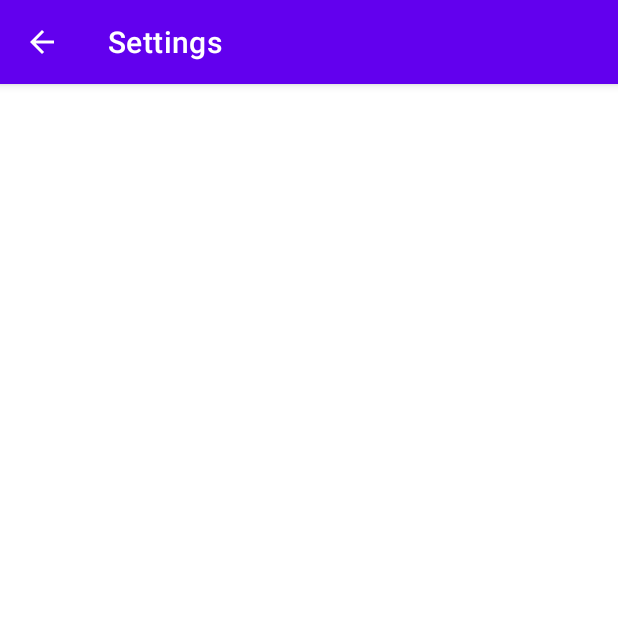
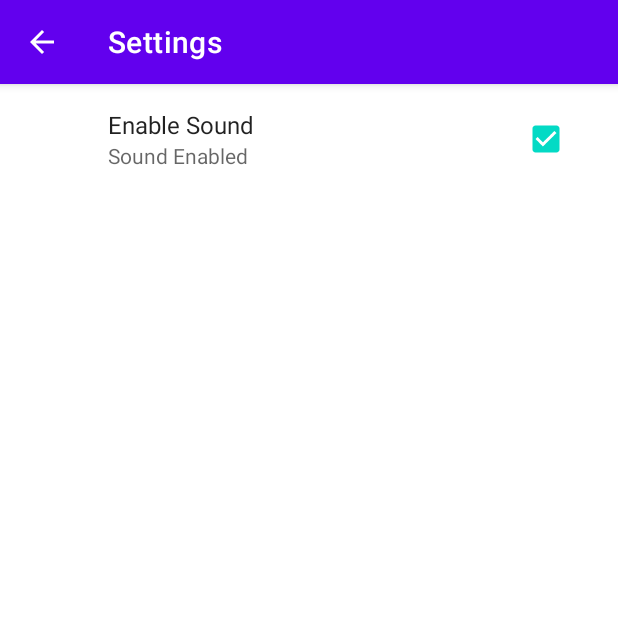
Before and after one commit to Sargeliu/CoolTimer, an Android app: the SettingsActivity screen opened directly, with no data from a screen before it, on a phone screen of 412 x 824 dp, the top half of it. Run offline under Robolectric (Android 15) with nearby library versions, the phone set to English and light mode, and no system bars; our stand-ins replace androidx.preference.

Commit message:
В меню настройки(Settings) добавили checkbox вкл. откл. звука. SettingsFragment.

```diff
--- a/app/build.gradle
+++ b/app/build.gradle
@@ -36,4 +36,6 @@
     testImplementation 'junit:junit:4.13.2'
     androidTestImplementation 'androidx.test.ext:junit:1.1.5'
     androidTestImplementation 'androidx.test.espresso:espresso-core:3.5.1'
+
+    implementation 'androidx.preference:preference:1.1.0-rc01'
 }
--- /dev/null
+++ b/app/src/main/java/com/example/cooltimer/SettingsFragment.java
@@ -0,0 +1,11 @@
+package com.example.cooltimer;
+
+import android.os.Bundle;
+import androidx.preference.PreferenceFragmentCompat;
+
+public class SettingsFragment extends PreferenceFragmentCompat {
+    @Override
+    public void onCreatePreferences(Bundle bundle, String s) {
+        addPreferencesFromResource(R.xml.timer_preferences);
+    }
+}
--- a/app/src/main/res/layout/activity_settings.xml
+++ b/app/src/main/res/layout/activity_settings.xml
@@ -1,9 +1,8 @@
 <?xml version="1.0" encoding="utf-8"?>
-<androidx.constraintlayout.widget.ConstraintLayout xmlns:android="http://schemas.android.com/apk/res/android"
-    xmlns:app="http://schemas.android.com/apk/res-auto"
-    xmlns:tools="http://schemas.android.com/tools"
+<fragment xmlns:android="http://schemas.android.com/apk/res/android"
+    android:id="@+id/activity_settings"
+    android:name="com.example.cooltimer.SettingsFragment"
     android:layout_width="match_parent"
-    android:layout_height="match_parent"
-    tools:context=".SettingsActivity">
+    android:layout_height="match_parent" >
 
-</androidx.constraintlayout.widget.ConstraintLayout>
+</fragment>
--- a/app/src/main/res/values/themes.xml
+++ b/app/src/main/res/values/themes.xml
@@ -12,5 +12,6 @@
         <!-- Status bar color. -->
         <item name="android:statusBarColor">?attr/colorPrimaryVariant</item>
         <!-- Customize your theme here. -->
+        <item name="preferenceTheme">@style/PreferenceThemeOverlay</item>
     </style>
 </resources>
--- /dev/null
+++ b/app/src/main/res/xml/timer_preferences.xml
@@ -0,0 +1,11 @@
+<?xml version="1.0" encoding="utf-8"?>
+<PreferenceScreen xmlns:android="http://schemas.android.com/apk/res/android">
+
+    <CheckBoxPreference
+        android:defaultValue="true"
+        android:key="enable_sound"
+        android:title="Enable Sound"
+        android:summaryOff="Sound Disabled"
+        android:summaryOn="Sound Enabled" />
+
+</PreferenceScreen>
```
